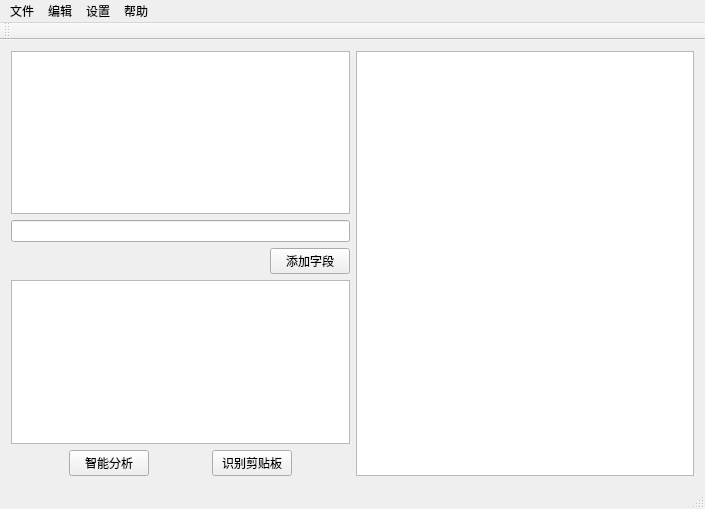
Above: ListAutoSort/ListAutoSort.ui from iwxyi/ListAutoSort before the change. Below: the same form after it.
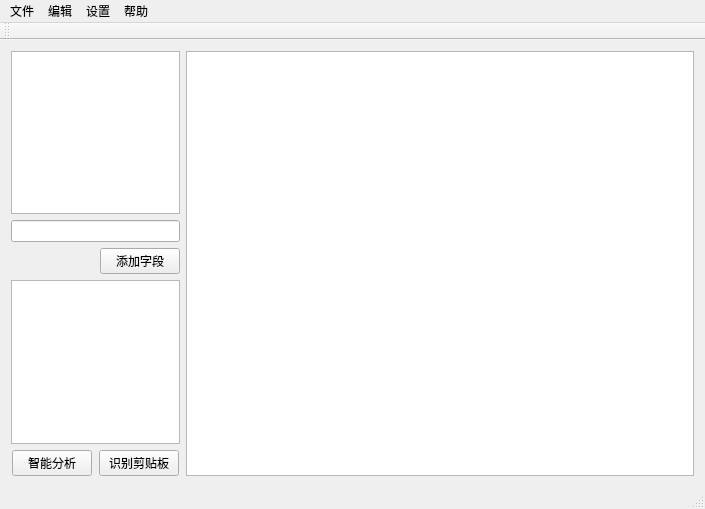
That is the form after the change.

The edit to the form file:
```diff
--- a/ListAutoSort/ListAutoSort.ui
+++ b/ListAutoSort/ListAutoSort.ui
@@ -16,7 +16,7 @@
   <widget class="QWidget" name="centralWidget">
    <layout class="QHBoxLayout" name="horizontalLayout_2">
     <item>
-     <layout class="QHBoxLayout" name="horizontalLayout">
+     <layout class="QHBoxLayout" name="horizontalLayout" stretch="1,3">
       <item>
        <layout class="QVBoxLayout" name="inputVLayout">
         <property name="sizeConstraint">
```
